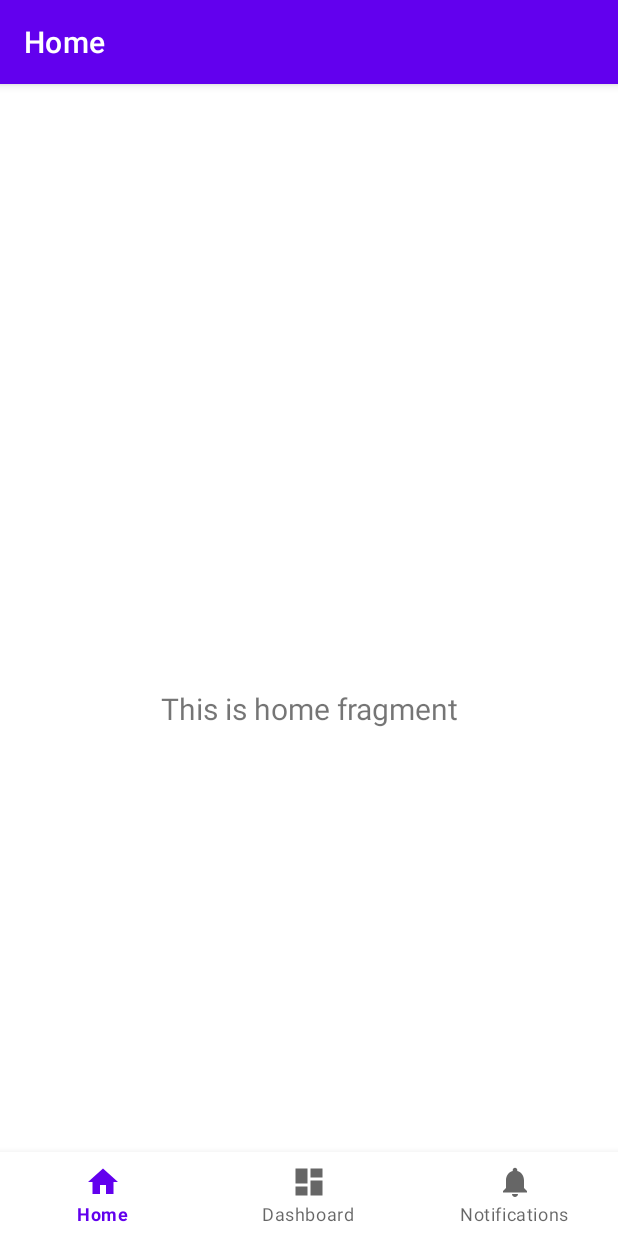
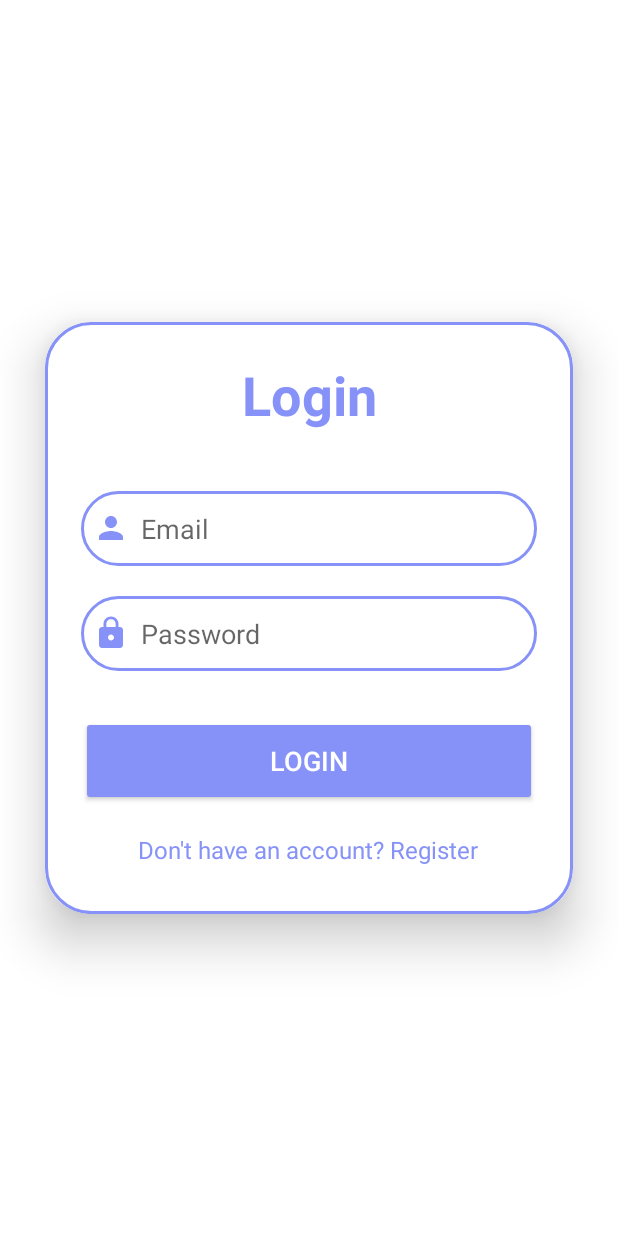
Before and after one commit to stvnln/VisuaLock, an Android app: the screen it shows after launch (MainActivity before the commit, LoginActivity after it), on a phone screen of 412 x 824 dp. Run offline under Robolectric (Android 15) with nearby library versions, the phone set to English and light mode, and no system bars.

Commit message:
added login, register, forgot password pages for frontend

```diff
--- /dev/null
+++ b/VisuaLock/app/src/main/java/com/example/visualock/LoginActivity.java
@@ -0,0 +1,14 @@
+package com.example.visualock;
+
+import androidx.appcompat.app.AppCompatActivity;
+
+import android.os.Bundle;
+
+public class LoginActivity extends AppCompatActivity {
+
+    @Override
+    protected void onCreate(Bundle savedInstanceState) {
+        super.onCreate(savedInstanceState);
+        setContentView(R.layout.activity_login);
+    }
+}
--- /dev/null
+++ b/VisuaLock/app/src/main/res/drawable/baseline_lock_24.xml
@@ -0,0 +1,5 @@
+<vector android:height="24dp" android:tint="#8692f7"
+    android:viewportHeight="24" android:viewportWidth="24"
+    android:width="24dp" xmlns:android="http://schemas.android.com/apk/res/android">
+    <path android:fillColor="@android:color/white" android:pathData="M18,8h-1L17,6c0,-2.76 -2.24,-5 -5,-5S7,3.24 7,6v2L6,8c-1.1,0 -2,0.9 -2,2v10c0,1.1 0.9,2 2,2h12c1.1,0 2,-0.9 2,-2L20,10c0,-1.1 -0.9,-2 -2,-2zM12,17c-1.1,0 -2,-0.9 -2,-2s0.9,-2 2,-2 2,0.9 2,2 -0.9,2 -2,2zM15.1,8L8.9,8L8.9,6c0,-1.71 1.39,-3.1 3.1,-3.1 1.71,0 3.1,1.39 3.1,3.1v2z"/>
+</vector>
--- /dev/null
+++ b/VisuaLock/app/src/main/res/drawable/baseline_person_24.xml
@@ -0,0 +1,5 @@
+<vector android:height="24dp" android:tint="#8692f7"
+    android:viewportHeight="24" android:viewportWidth="24"
+    android:width="24dp" xmlns:android="http://schemas.android.com/apk/res/android">
+    <path android:fillColor="@android:color/white" android:pathData="M12,12c2.21,0 4,-1.79 4,-4s-1.79,-4 -4,-4 -4,1.79 -4,4 1.79,4 4,4zM12,14c-2.67,0 -8,1.34 -8,4v2h16v-2c0,-2.66 -5.33,-4 -8,-4z"/>
+</vector>
--- /dev/null
+++ b/VisuaLock/app/src/main/res/drawable/custom_edittext.xml
@@ -0,0 +1,12 @@
+<?xml version="1.0" encoding="utf-8"?>
+<shape xmlns:android="http://schemas.android.com/apk/res/android"
+    android:shape="rectangle">
+    <stroke
+        android:width="2dp"
+        android:color="@color/lavender"/>
+
+    <corners
+        android:radius="30dp"/>
+
+
+</shape>
--- /dev/null
+++ b/VisuaLock/app/src/main/res/layout/activity_login.xml
@@ -0,0 +1,88 @@
+<?xml version="1.0" encoding="utf-8"?>
+<androidx.constraintlayout.widget.ConstraintLayout xmlns:android="http://schemas.android.com/apk/res/android"
+    xmlns:app="http://schemas.android.com/apk/res-auto"
+    xmlns:tools="http://schemas.android.com/tools"
+    android:layout_width="match_parent"
+    android:layout_height="match_parent"
+    android:background="#ffff"
+    tools:context=".LoginActivity">
+
+    <androidx.cardview.widget.CardView
+        android:id="@+id/LoginCardView"
+        android:layout_width="0dp"
+        android:layout_height="wrap_content"
+        android:layout_margin="30dp"
+        app:cardCornerRadius="30dp"
+        app:cardElevation="20dp"
+        app:layout_constraintBottom_toBottomOf="parent"
+        app:layout_constraintEnd_toEndOf="parent"
+        app:layout_constraintStart_toStartOf="parent"
+        app:layout_constraintTop_toTopOf="parent">
+
+
+        <LinearLayout
+            android:layout_width="match_parent"
+            android:layout_height="match_parent"
+            android:background="@drawable/custom_edittext"
+            android:orientation="vertical"
+            android:padding="24dp">
+
+            <TextView
+                android:layout_width="match_parent"
+                android:layout_height="wrap_content"
+                android:text="Login"
+                android:textAlignment="center"
+                android:textColor="@color/lavender"
+                android:textSize="36sp"
+                android:textStyle="bold" />
+
+            <EditText
+                android:id="@+id/login_email"
+                android:layout_width="match_parent"
+                android:layout_height="50dp"
+                android:layout_marginTop="40dp"
+                android:background="@drawable/custom_edittext"
+                android:drawableLeft="@drawable/baseline_person_24"
+                android:drawablePadding="8dp"
+                android:hint="Email"
+                android:padding="8dp"
+                android:textColor="@color/black" />
+
+            <EditText
+                android:id="@+id/login_password"
+                android:layout_width="match_parent"
+                android:layout_height="50dp"
+                android:layout_marginTop="20dp"
+                android:background="@drawable/custom_edittext"
+                android:drawableLeft="@drawable/baseline_lock_24"
+                android:drawablePadding="8dp"
+                android:hint="Password"
+                android:padding="8dp"
+                android:textColor="@color/black" />
+
+            <Button
+                android:id="@+id/login_button"
+                android:layout_width="match_parent"
+                android:layout_height="60dp"
+                android:layout_marginTop="30dp"
+                android:backgroundTint="@color/lavender"
+                android:text="Login"
+                android:textColor="@color/white"
+                android:textSize="18sp" />
+
+            <TextView
+                android:id="@+id/signupRedirectText"
+                android:layout_width="wrap_content"
+                android:layout_height="wrap_content"
+                android:layout_gravity="center"
+                android:layout_marginTop="10dp"
+                android:padding="8dp"
+                android:text="Don't have an account? Register"
+                android:textColor="@color/lavender"
+                android:textSize="16sp" />
+
+
+        </LinearLayout>
+    </androidx.cardview.widget.CardView>
+
+</androidx.constraintlayout.widget.ConstraintLayout>
--- a/VisuaLock/app/src/main/res/values/colors.xml
+++ b/VisuaLock/app/src/main/res/values/colors.xml
@@ -7,4 +7,7 @@
     <color name="teal_700">#FF018786</color>
     <color name="black">#FF000000</color>
     <color name="white">#FFFFFFFF</color>
+
+    <color name="lavender">#8692f7</color>
+
 </resources>
--- /dev/null
+++ b/VisuaLock/app/src/main/res/values/styles.xml
@@ -0,0 +1,17 @@
+<?xml version="1.0" encoding="utf-8"?>
+<resources>
+    <style name="AppTheme.NoActionBar" parent="Theme.AppCompat.Light.NoActionBar">
+        <!-- Customize your theme here -->
+        <!-- Primary brand color. -->
+        <item name="colorPrimary">@color/purple_500</item>
+        <item name="colorPrimaryVariant">@color/purple_700</item>
+        <item name="colorOnPrimary">@color/white</item>
+        <!-- Secondary brand color. -->
+        <item name="colorSecondary">@color/teal_200</item>
+        <item name="colorSecondaryVariant">@color/teal_700</item>
+        <item name="colorOnSecondary">@color/black</item>
+        <!-- Status bar color. -->
+        <item name="android:statusBarColor">?attr/colorPrimaryVariant</item>
+        <!-- Customize your theme here. -->
+    </style>
+</resources>
```
Also changed, not shown: VisuaLock/app/src/main/AndroidManifest.xml (+15 -2 lines), VisuaLock/app/src/main/java/com/example/visualock/ForgotPasswordActivity.java (added, +14 -0 lines), VisuaLock/app/src/main/java/com/example/visualock/RegisterActivity.java (added, +14 -0 lines), VisuaLock/app/src/main/res/layout/activity_forgot_password.xml (added, +73 -0 lines), VisuaLock/app/src/main/res/layout/activity_register.xml (added, +101 -0 lines), 480 other files.
